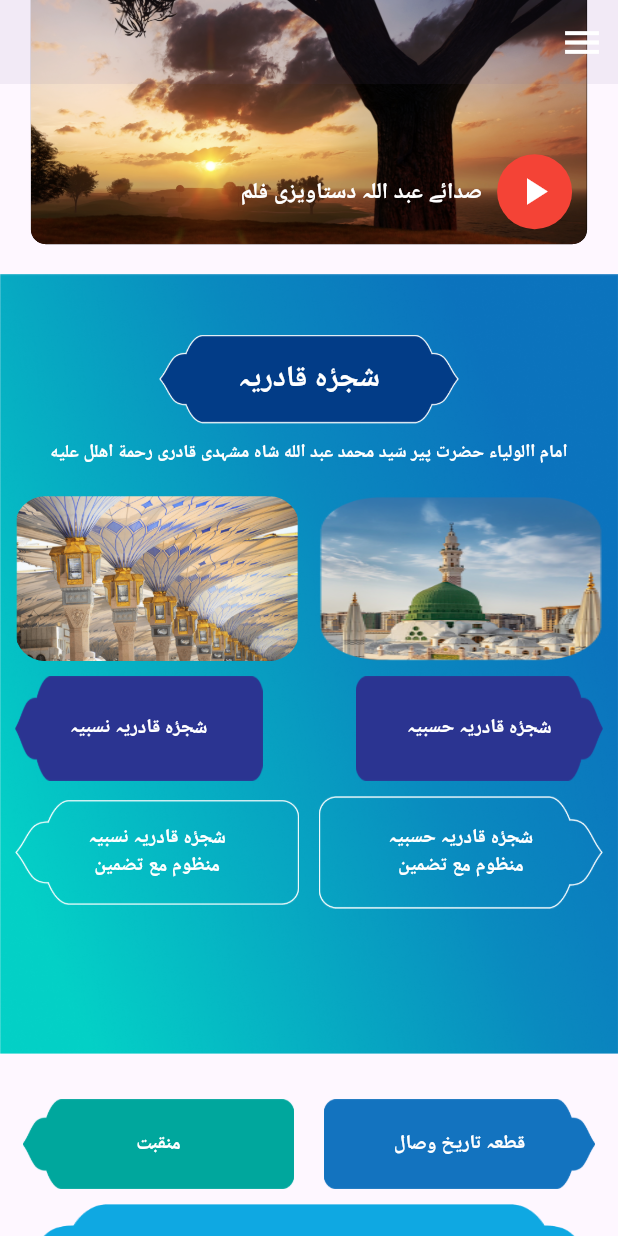
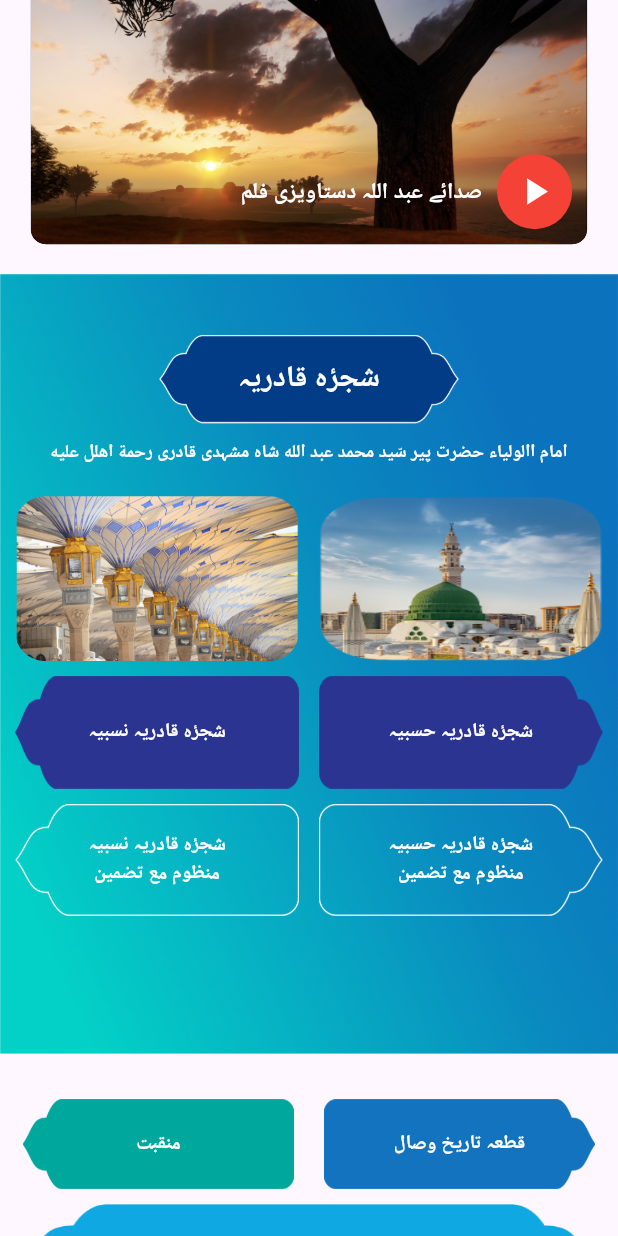
Before and after one commit to Haroon1o1/qalb-e-saleem, a Flutter app: the screen it shows after launch, scrolled down 1152 dp, on a phone screen of 412 x 824 dp. Run offline on Flutter 3.47's test engine with Material 3 defaults, Android fonts, the phone set to English and light mode, and no system bars; our stand-ins replace audioplayers, cached_network_image, chewie, firebase_core, firebase_storage, flutter_html and 5 more; missing offline and left inert: appinio_video_player; accounts and stored records are empty; Roboto replaces fonts that are missing (Almarai).

Commit message:
notificatiob strip changed

```diff
--- a/lib/main.dart
+++ b/lib/main.dart
@@ -15,29 +15,29 @@ void main() async {
   runApp(
     MultiProvider(
       providers: [
-
-        ChangeNotifierProvider(create: (context) => DataProvider(),),
-        ChangeNotifierProvider(create: (context) => SoundPlayerProvider(),),
-
+        ChangeNotifierProvider(create: (context) => DataProvider()),
+        ChangeNotifierProvider(create: (context) => SoundPlayerProvider()),
       ],
       child: MyApp(),
     ),
   );
+}
 
-   SystemChrome.setSystemUIOverlayStyle(
-    SystemUiOverlayStyle(
-      statusBarColor: Colors.black, // Set the status bar color to black
-      statusBarIconBrightness: Brightness.light, // Set the icon brightness to light (white icons)
-    ),
-  );
-}
+
 
 class MyApp extends StatelessWidget {
   const MyApp({super.key});
   // This widget is the root of your application.
   @override
   Widget build(BuildContext context) {
+    SystemChrome.setSystemUIOverlayStyle(
+      SystemUiOverlayStyle(
+        statusBarColor: Colors.black, // Set the status bar color to black
+        statusBarIconBrightness: Brightness.light, // Set the icon brightness to light (white icons)
+      ),
+    );
     return MaterialApp(
+
       debugShowCheckedModeBanner: false,
       title: 'Flutter Demo',
       theme: ThemeData(
--- a/lib/screens/HomeScreen/HomeScreen.dart
+++ b/lib/screens/HomeScreen/HomeScreen.dart
@@ -2,6 +2,7 @@ import 'dart:io';
 
 import 'package:chewie/chewie.dart';
 import 'package:flutter/material.dart';
+import 'package:flutter/services.dart';
 import 'package:google_fonts/google_fonts.dart';
 import 'package:qalb/Transition/CustomPageTransition.dart';
 import 'package:qalb/screens/HomeScreen/LongBox.dart';
@@ -21,7 +22,6 @@ class Homescreen extends StatefulWidget {
 }
 
 class _HomescreenState extends State<Homescreen> {
-   late VideoPlayerController _videoPlayerController;
 
 
   @override
@@ -41,15 +41,15 @@ class _HomescreenState extends State<Homescreen> {
 
   @override
   Widget build(BuildContext context) {
+     SystemChrome.setSystemUIOverlayStyle(
+      SystemUiOverlayStyle(
+        statusBarColor: Colors.black, // Set the status bar color to black
+        statusBarIconBrightness: Brightness.light, // Set the icon brightness to light (white icons)
+      ),
+    );
     return Scaffold(
-      extendBodyBehindAppBar: true,
 
-     appBar: AppBar(
 
-      backgroundColor: Colors.transparent,
-      actions: [
-      IconButton(onPressed: (){}, icon: Icon(Icons.menu, color: Colors.white, size:30))
-     ],),
       body: Container(
         child: SingleChildScrollView(
           child: Column(
@@ -68,9 +68,10 @@ class _HomescreenState extends State<Homescreen> {
                   height: MediaQuery.of(context).size.height * 0.49,
                   margin: EdgeInsets.symmetric(horizontal: 0, vertical: 30),
                   decoration: BoxDecoration(
+                    color:Colors.transparent,
                       image: DecorationImage(
                           image: AssetImage("assets/images/darbar.png"),
-                          fit: BoxFit.cover)),
+                          fit: BoxFit.fitHeight)),
                   child: Column(
                     children: [
                       SizedBox(height: 40),
@@ -404,8 +405,9 @@ SizedBox(height: 20,),
                           },
                           child: Container(
                            alignment: Alignment.center,
-                        width: 165,
-                        height: 70,
+                         width: MediaQuery.of(context).size.width *
+                                0.46,
+                        height: 75,
                         decoration: BoxDecoration(
                           image: DecorationImage(image: AssetImage("assets/new_images/long_container.png", ),fit: BoxFit.fill,colorFilter: ColorFilter.mode(
         Color(0xFF2B3491), // Adjust opacity as needed
@@ -432,8 +434,9 @@ SizedBox(height: 20,),
 
                           child: Container(
   alignment: Alignment.center,
-  width: 165,
-  height: 70,
+ width: MediaQuery.of(context).size.width *
+                                0.46,
+  height: 75,
   child: Stack(
     children: [
       Transform(
@@ -488,7 +491,7 @@ SizedBox(height: 20,),
                             );
                           },
                             child: Container(
-  height: 70,
+  height: 75,
   width: MediaQuery.of(context).size.width * 0.46, // Set the desired width
   alignment: Alignment.center,
   child: Stack(
```
